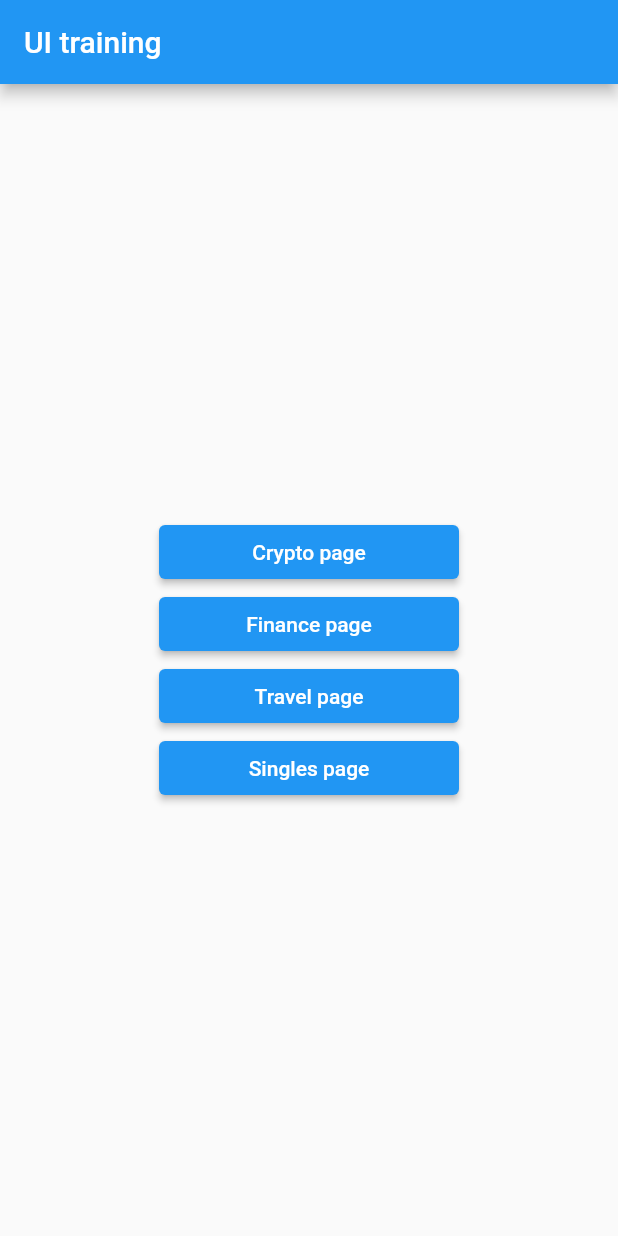
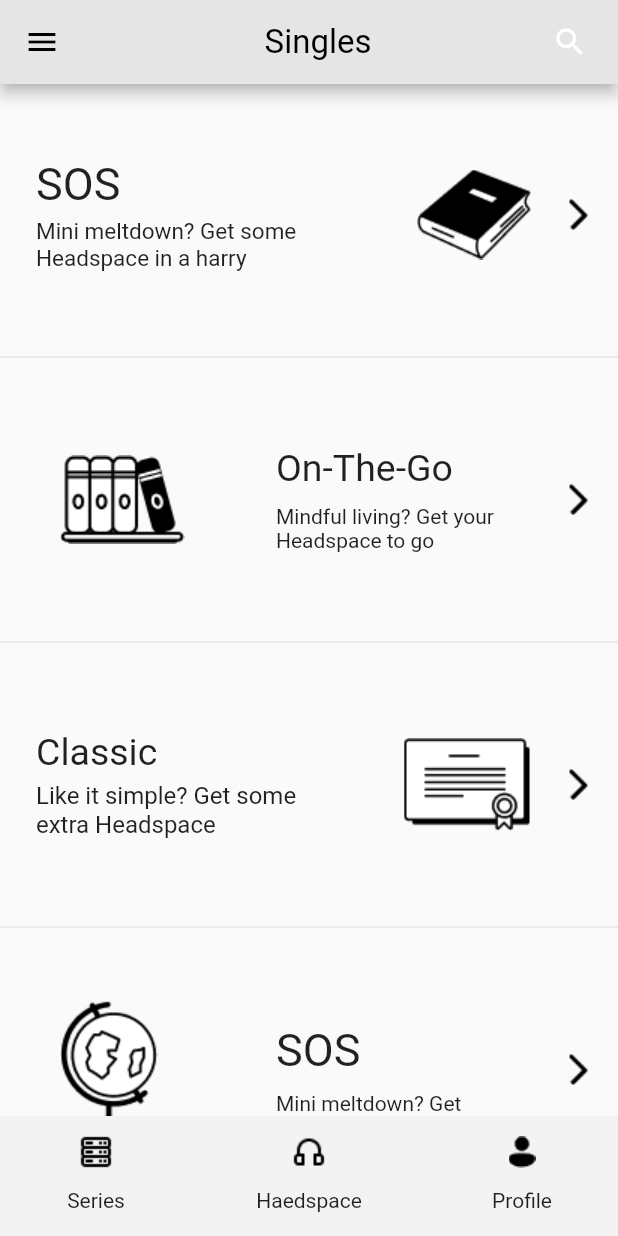
Before and after one commit to belek-aki/neobis_flutter_ui_training, a Flutter app: the screen it shows after launch, after a tap on "Singles page", on a phone screen of 412 x 824 dp. Run offline on Flutter 3.47's test engine with Material 2 defaults, Android fonts, the phone set to English and light mode, and no system bars.

Commit message:
made a page single

```diff
--- a/lib/ui/home_page.dart
+++ b/lib/ui/home_page.dart
@@ -2,6 +2,7 @@ import 'package:flutter/material.dart';
 import 'package:neobis_ui_training/constants.dart';
 import 'package:neobis_ui_training/ui/crypto/crypto_sreen.dart';
 import 'package:neobis_ui_training/ui/finance/finance_screen.dart';
+import 'package:neobis_ui_training/ui/single/single_sreen.dart';
 import 'package:neobis_ui_training/ui/travel/travel_screen.dart';
 
 class HomePage extends StatelessWidget {
@@ -56,7 +57,12 @@ class HomePage extends StatelessWidget {
             Container(
               width: kDefaultPadding * 10,
               child: ElevatedButton(
-                onPressed: () => {},
+                onPressed: () => Navigator.push(
+                  context,
+                  MaterialPageRoute(
+                    builder: (context) => SingleScreen(),
+                  ),
+                ),
                 child: Text('Singles page'),
               ),
             )
--- /dev/null
+++ b/lib/ui/single/single_bottom_navigator_bar.dart
@@ -0,0 +1,71 @@
+import 'package:flutter/material.dart';
+import 'package:neobis_ui_training/constants.dart';
+
+class SingleBottomNavigatorNavbar extends StatelessWidget {
+  const SingleBottomNavigatorNavbar({
+    Key? key,
+  }) : super(key: key);
+
+  @override
+  Widget build(BuildContext context) {
+    return Container(
+      padding: EdgeInsets.only(
+        left: kDefaultPadding * 2,
+        right: kDefaultPadding * 2,
+        bottom: kDefaultPadding / 2,
+      ),
+      color: Color.fromRGBO(242, 242, 242, 0.9),
+      height: kDefaultPadding * 4,
+      child: Row(
+        mainAxisAlignment: MainAxisAlignment.spaceBetween,
+        children: [
+          Column(
+            children: [
+              IconButton(
+                onPressed: () => {},
+                icon: Image.asset("assets/icons/single/Outline1.png"),
+              ),
+              Text(
+                'Series',
+                style: TextStyle(
+                  fontSize: 14,
+                  fontWeight: FontWeight.w400,
+                ),
+              ),
+            ],
+          ),
+          Column(
+            children: [
+              IconButton(
+                onPressed: () => {},
+                icon: Image.asset("assets/icons/single/Outline.png"),
+              ),
+              Text(
+                'Haedspace',
+                style: TextStyle(
+                  fontSize: 14,
+                  fontWeight: FontWeight.w400,
+                ),
+              ),
+            ],
+          ),
+          Column(
+            children: [
+              IconButton(
+                onPressed: () {},
+                icon: Image.asset("assets/icons/single/profile.png"),
+              ),
+              Text(
+                'Profile',
+                style: TextStyle(
+                  fontSize: 14,
+                  fontWeight: FontWeight.w400,
+                ),
+              ),
+            ],
+          ),
+        ],
+      ),
+    );
+  }
+}
--- /dev/null
+++ b/lib/ui/single/single_sreen.dart
@@ -0,0 +1,62 @@
+import 'package:flutter/material.dart';
+import 'package:neobis_ui_training/constants.dart';
+import 'package:neobis_ui_training/ui/single/single_bottom_navigator_bar.dart';
+import 'package:neobis_ui_training/ui/single/widger_sos.dart';
+import 'package:neobis_ui_training/ui/single/widget_classic.dart';
+import 'package:neobis_ui_training/ui/single/widget_globus.dart';
+import 'package:neobis_ui_training/ui/single/wodget_on_the_go.dart';
+
+class SingleScreen extends StatelessWidget {
+  const SingleScreen({Key? key}) : super(key: key);
+
+  @override
+  Widget build(BuildContext context) {
+    return Scaffold(
+      appBar: AppBar(
+        leading: Icon(Icons.menu, color: Colors.black),
+        title: Center(
+          child: Text(
+            'Singles',
+            style: TextStyle(
+                color: Colors.black, fontSize: 22, fontWeight: FontWeight.w400),
+          ),
+        ),
+        actions: [
+          Padding(
+            padding: const EdgeInsets.only(right: 20),
+            child: Icon(Icons.search),
+          ),
+        ],
+        backgroundColor: Color.fromRGBO(229, 229, 229, 1),
+      ),
+      body: SafeArea(
+        child: SingleChildScrollView(
+          child: Column(
+            children: [
+              Container(
+                padding: EdgeInsets.symmetric(horizontal: kDefaultPadding),
+                child: WidgetSos(),
+              ),
+              Divider(),
+              Container(
+                padding: EdgeInsets.symmetric(horizontal: kDefaultPadding),
+                child: WidgetOnTheGo(),
+              ),
+              Divider(),
+              Container(
+                padding: EdgeInsets.symmetric(horizontal: kDefaultPadding),
+                child: WidgetClassic(),
+              ),
+              Divider(),
+              Container(
+                padding: EdgeInsets.symmetric(horizontal: kDefaultPadding),
+                child: WidgetGlobus(),
+              ),
+            ],
+          ),
+        ),
+      ),
+      bottomNavigationBar: SingleBottomNavigatorNavbar(),
+    );
+  }
+}
--- /dev/null
+++ b/lib/ui/single/widger_sos.dart
@@ -0,0 +1,55 @@
+import 'package:flutter/material.dart';
+import 'package:neobis_ui_training/constants.dart';
+
+class WidgetSos extends StatelessWidget {
+  const WidgetSos({Key? key}) : super(key: key);
+
+  @override
+  Widget build(BuildContext context) {
+    return Container(
+      width: double.infinity,
+      height: 174,
+      child: Row(
+        children: [
+          Padding(
+            padding:
+                const EdgeInsets.symmetric(horizontal: kDefaultPadding * 0.2),
+            child: Column(
+              mainAxisAlignment: MainAxisAlignment.center,
+              crossAxisAlignment: CrossAxisAlignment.start,
+              children: [
+                Text(
+                  'SOS',
+                  style: TextStyle(
+                    fontSize: 30,
+                    fontWeight: FontWeight.w400,
+                  ),
+                ),
+                SizedBox(height: 5),
+                SizedBox(
+                  width: 186,
+                  child: Text(
+                    'Mini meltdown? Get some Headspace in a harry',
+                    style: TextStyle(
+                      fontSize: 15,
+                      fontWeight: FontWeight.w400,
+                    ),
+                  ),
+                )
+              ],
+            ),
+          ),
+          Spacer(),
+          Container(
+            padding: EdgeInsets.symmetric(horizontal: kDefaultPadding),
+            child: Image.asset("assets/icons/single/book.png"),
+          ),
+          Container(
+            padding: EdgeInsets.only(left: 5),
+            child: Image.asset("assets/icons/single/Union.png"),
+          ),
+        ],
+      ),
+    );
+  }
+}
--- /dev/null
+++ b/lib/ui/single/widget_classic.dart
@@ -0,0 +1,55 @@
+import 'package:flutter/material.dart';
+import 'package:neobis_ui_training/constants.dart';
+
+class WidgetClassic extends StatelessWidget {
+  const WidgetClassic({Key? key}) : super(key: key);
+
+  @override
+  Widget build(BuildContext context) {
+    return Container(
+      width: double.infinity,
+      height: 174,
+      child: Row(
+        children: [
+          Padding(
+            padding:
+                const EdgeInsets.symmetric(horizontal: kDefaultPadding * 0.2),
+            child: Column(
+              mainAxisAlignment: MainAxisAlignment.center,
+              crossAxisAlignment: CrossAxisAlignment.start,
+              children: [
+                Text(
+                  'Classic',
+                  style: TextStyle(
+                    fontSize: 25,
+                    fontWeight: FontWeight.w400,
+                  ),
+                ),
+                SizedBox(height: 5),
+                SizedBox(
+                  width: 186,
+                  child: Text(
+                    'Like it simple? Get some extra Headspace',
+                    style: TextStyle(
+                      fontSize: 16,
+                      fontWeight: FontWeight.w400,
+                    ),
+                  ),
+                )
+              ],
+            ),
+          ),
+          Spacer(),
+          Container(
+            padding: EdgeInsets.symmetric(horizontal: kDefaultPadding),
+            child: Image.asset("assets/icons/single/sertificat.png"),
+          ),
+          Container(
+            padding: EdgeInsets.only(left: 5),
+            child: Image.asset("assets/icons/single/Union.png"),
+          ),
+        ],
+      ),
+    );
+  }
+}
--- /dev/null
+++ b/lib/ui/single/widget_globus.dart
@@ -0,0 +1,55 @@
+import 'package:flutter/material.dart';
+import 'package:neobis_ui_training/constants.dart';
+
+class WidgetGlobus extends StatelessWidget {
+  const WidgetGlobus({Key? key}) : super(key: key);
+
+  @override
+  Widget build(BuildContext context) {
+    return Container(
+      width: double.infinity,
+      height: 174,
+      child: Row(
+        children: [
+          Container(
+            padding: EdgeInsets.symmetric(horizontal: kDefaultPadding),
+            child: Image.asset("assets/icons/single/globus.png"),
+          ),
+          Spacer(),
+          Padding(
+            padding:
+                const EdgeInsets.symmetric(horizontal: kDefaultPadding * 0.2),
+            child: Column(
+              mainAxisAlignment: MainAxisAlignment.center,
+              crossAxisAlignment: CrossAxisAlignment.start,
+              children: [
+                Text(
+                  'SOS',
+                  style: TextStyle(
+                    fontSize: 30,
+                    fontWeight: FontWeight.w400,
+                  ),
+                ),
+                SizedBox(height: 10),
+                SizedBox(
+                  width: 186,
+                  child: Text(
+                    'Mini meltdown? Get',
+                    style: TextStyle(
+                      fontSize: 14,
+                      fontWeight: FontWeight.w400,
+                    ),
+                  ),
+                )
+              ],
+            ),
+          ),
+          Container(
+            padding: EdgeInsets.only(left: 5),
+            child: Image.asset("assets/icons/single/Union.png"),
+          ),
+        ],
+      ),
+    );
+  }
+}
--- /dev/null
+++ b/lib/ui/single/wodget_on_the_go.dart
@@ -0,0 +1,55 @@
+import 'package:flutter/material.dart';
+import 'package:neobis_ui_training/constants.dart';
+
+class WidgetOnTheGo extends StatelessWidget {
+  const WidgetOnTheGo({Key? key}) : super(key: key);
+
+  @override
+  Widget build(BuildContext context) {
+    return Container(
+      width: double.infinity,
+      height: 174,
+      child: Row(
+        children: [
+          Container(
+            padding: EdgeInsets.symmetric(horizontal: kDefaultPadding),
+            child: Image.asset("assets/icons/single/books.png"),
+          ),
+          Spacer(),
+          Padding(
+            padding:
+                const EdgeInsets.symmetric(horizontal: kDefaultPadding * 0.2),
+            child: Column(
+              mainAxisAlignment: MainAxisAlignment.center,
+              crossAxisAlignment: CrossAxisAlignment.start,
+              children: [
+                Text(
+                  'On-The-Go',
+                  style: TextStyle(
+                    fontSize: 25,
+                    fontWeight: FontWeight.w400,
+                  ),
+                ),
+                SizedBox(height: 10),
+                SizedBox(
+                  width: 186,
+                  child: Text(
+                    'Mindful living? Get your Headspace to go',
+                    style: TextStyle(
+                      fontSize: 14,
+                      fontWeight: FontWeight.w400,
+                    ),
+                  ),
+                )
+              ],
+            ),
+          ),
+          Container(
+            padding: EdgeInsets.only(left: 5),
+            child: Image.asset("assets/icons/single/Union.png"),
+          ),
+        ],
+      ),
+    );
+  }
+}
--- a/pubspec.yaml
+++ b/pubspec.yaml
@@ -22,3 +22,4 @@ flutter:
     - assets/icons/
     - assets/icons/crypto/
     - assets/icons/finance/
+    - assets/icons/single/
```
Also changed, not shown: assets/icons/single/Outline.png (added), assets/icons/single/Outline1.png (added), assets/icons/single/Union.png (added), assets/icons/single/Vector.png (added), assets/icons/single/book.png (added), assets/icons/single/books.png (added), assets/icons/single/globus.png (added), assets/icons/single/profile.png (added), assets/icons/single/sertificat.png (added).
